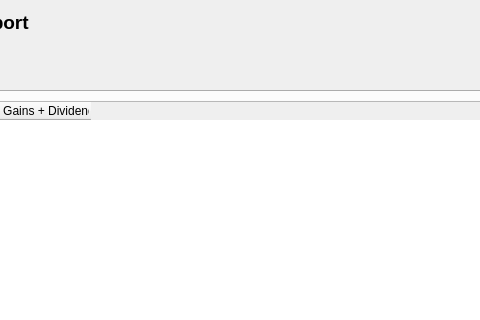
Before: the Qt Designer form ui/wdgAPR.ui in turulomio/xulpymoney, drawn with Qt 5; both pictures show x 632 to 1112 and y 0 to 320 of the 1199 by 447 pixel window.
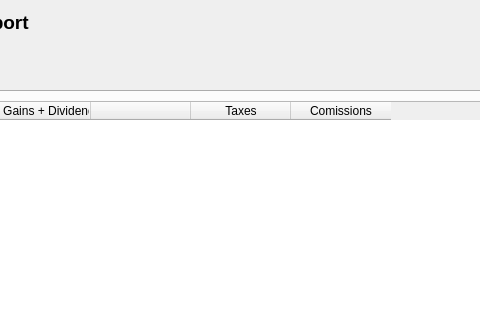
After: the same form once the commit is applied. Icons and pictures are not drawn. Custom widgets are drawn as their Qt base class.

Commit message: Added taxes and comissions to wdgAPR

What changed in the file:
```diff
--- a/ui/wdgAPR.ui
+++ b/ui/wdgAPR.ui
@@ -203,6 +203,21 @@
                <string>Net Gains + Dividends</string>
               </property>
              </column>
+             <column>
+              <property name="text">
+               <string/>
+              </property>
+             </column>
+             <column>
+              <property name="text">
+               <string>Taxes</string>
+              </property>
+             </column>
+             <column>
+              <property name="text">
+               <string>Comissions</string>
+              </property>
+             </column>
             </widget>
            </item>
            <item>
```
The commit also changes 2 other files.
